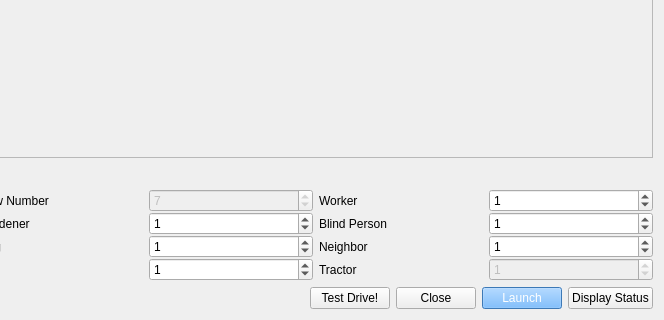
gdsl/SOFTENG-306-PROJECT-1, file gui/mainwindow.ui: the form before one commit; both pictures show x 372 to 1036 and y 446 to 766 of the 1036 by 766 pixel window.
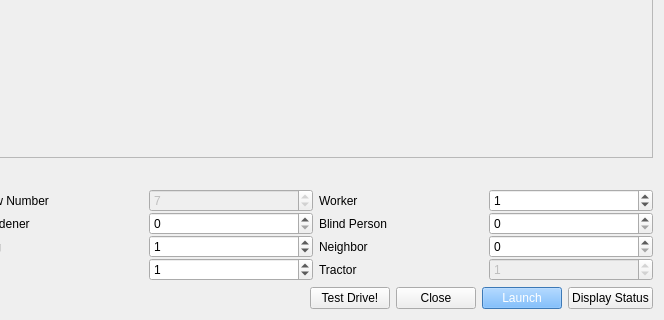
The form after the commit.

What changed in the file:
```diff
--- a/gui/mainwindow.ui
+++ b/gui/mainwindow.ui
@@ -253,7 +253,7 @@
         <item row="4" column="5">
          <widget class="QSpinBox" name="neighborSpinner">
           <property name="value">
-           <number>1</number>
+           <number>0</number>
           </property>
          </widget>
         </item>
@@ -267,7 +267,7 @@
         <item row="2" column="5">
          <widget class="QSpinBox" name="blindPersonSpinner">
           <property name="value">
-           <number>1</number>
+           <number>0</number>
           </property>
          </widget>
         </item>
@@ -302,7 +302,7 @@
         <item row="2" column="3">
          <widget class="QSpinBox" name="gardenerSpinner">
           <property name="value">
-           <number>1</number>
+           <number>0</number>
           </property>
          </widget>
         </item>
```
